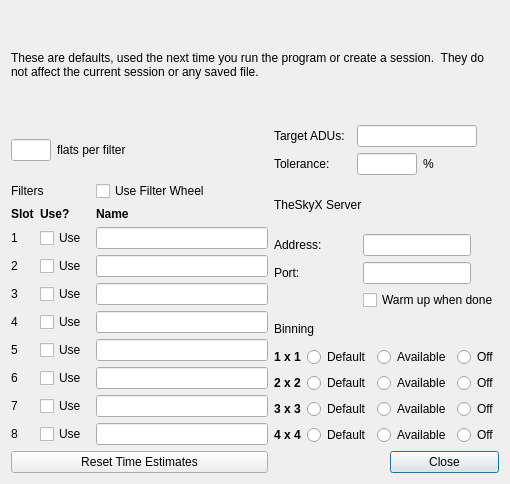
Above: PrefsWindow.ui from RMcDOttawa/FlatCaptureNow1 before the change. Below: the same form after it.
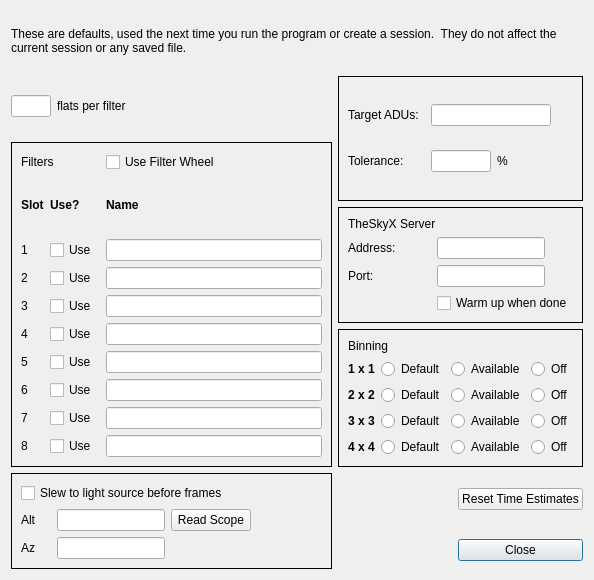
That is the form after the change.

Commit message: Finish slew-to-target feature, ready to tidy up first version

```diff
--- a/PrefsWindow.ui
+++ b/PrefsWindow.ui
@@ -6,8 +6,8 @@
    <rect>
     <x>0</x>
     <y>0</y>
-    <width>510</width>
-    <height>484</height>
+    <width>594</width>
+    <height>580</height>
    </rect>
   </property>
   <property name="sizePolicy">
@@ -34,7 +34,17 @@
   <property name="modal">
    <bool>true</bool>
   </property>
-  <layout class="QGridLayout" name="gridLayout_5">
+  <layout class="QGridLayout" name="gridLayout">
+   <item row="0" column="0" colspan="3">
+    <widget class="QLabel" name="label_25">
+     <property name="text">
+      <string>These are defaults, used the next time you run the program or create a session.  They do not affect the current session or any saved file.</string>
+     </property>
+     <property name="wordWrap">
+      <bool>true</bool>
+     </property>
+    </widget>
+   </item>
    <item row="1" column="0">
     <layout class="QHBoxLayout" name="horizontalLayout">
      <item>
@@ -65,8 +75,12 @@
      </item>
     </layout>
    </item>
-   <item row="1" column="1" colspan="2">
-    <layout class="QGridLayout" name="gridLayout_2">
+   <item row="1" column="1" rowspan="2" colspan="2">
+    <widget class="QFrame" name="frame">
+     <property name="frameShape">
+      <enum>QFrame::Box</enum>
+     </property>
+     <layout class="QGridLayout" name="ADUgrid">
      <item row="0" column="0">
       <widget class="QLabel" name="label_19">
        <property name="text">
@@ -121,9 +135,14 @@
       </widget>
      </item>
     </layout>
+    </widget>
    </item>
-   <item row="2" column="0" rowspan="2">
-    <layout class="QGridLayout" name="gridLayout_4">
+   <item row="2" column="0" rowspan="3">
+    <widget class="QFrame" name="frame">
+     <property name="frameShape">
+      <enum>QFrame::Box</enum>
+     </property>
+     <layout class="QGridLayout" name="FilterGrid">
      <item row="0" column="0" colspan="2">
       <widget class="QLabel" name="Subtitle_1">
        <property name="text">
@@ -352,16 +371,14 @@
       </widget>
      </item>
     </layout>
-   </item>
-   <item row="2" column="1" colspan="2">
-    <layout class="QGridLayout" name="gridLayout_3">
-     <item row="2" column="0">
-      <widget class="QLabel" name="label_22">
-       <property name="text">
-        <string>Port:</string>
-       </property>
-      </widget>
-     </item>
+    </widget>
+   </item>
+   <item row="3" column="1" colspan="2">
+    <widget class="QFrame" name="frame">
+     <property name="frameShape">
+      <enum>QFrame::Box</enum>
+     </property>
+     <layout class="QGridLayout" name="ServerGrid">
      <item row="3" column="1">
       <widget class="QCheckBox" name="warmWhenDone">
        <property name="text">
@@ -369,6 +386,23 @@
        </property>
       </widget>
      </item>
+      <item row="2" column="1">
+       <widget class="QLineEdit" name="portNumber">
+        <property name="sizePolicy">
+         <sizepolicy hsizetype="Fixed" vsizetype="Fixed">
+          <horstretch>0</horstretch>
+          <verstretch>0</verstretch>
+         </sizepolicy>
+        </property>
+       </widget>
+      </item>
+      <item row="2" column="0">
+       <widget class="QLabel" name="label_22">
+        <property name="text">
+         <string>Port:</string>
+        </property>
+       </widget>
+      </item>
      <item row="1" column="0">
       <widget class="QLabel" name="label_21">
        <property name="text">
@@ -376,16 +410,6 @@
        </property>
       </widget>
      </item>
-     <item row="2" column="1">
-      <widget class="QLineEdit" name="portNumber">
-       <property name="sizePolicy">
-        <sizepolicy hsizetype="Fixed" vsizetype="Fixed">
-         <horstretch>0</horstretch>
-         <verstretch>0</verstretch>
-        </sizepolicy>
-       </property>
-      </widget>
-     </item>
      <item row="0" column="0" colspan="2">
       <widget class="QLabel" name="Subtitle_2">
        <property name="text">
@@ -403,13 +427,15 @@
        </property>
       </widget>
      </item>
-     <item row="4" column="1">
-      <layout class="QVBoxLayout" name="verticalLayout"/>
-     </item>
-    </layout>
+     </layout>
+    </widget>
    </item>
-   <item row="3" column="1" colspan="2">
-    <layout class="QGridLayout" name="gridLayout">
+   <item row="4" column="1" colspan="2">
+    <widget class="QFrame" name="frame">
+     <property name="frameShape">
+      <enum>QFrame::Box</enum>
+     </property>
+     <layout class="QGridLayout" name="BinningGrid">
      <item row="1" column="0">
       <widget class="QLabel" name="label_15">
        <property name="text">
@@ -602,8 +628,9 @@
       </widget>
      </item>
     </layout>
+    </widget>
    </item>
-   <item row="4" column="0">
+   <item row="5" column="2">
     <widget class="QPushButton" name="resetEstimatesButton">
      <property name="text">
       <string>Reset Time Estimates</string>
@@ -613,23 +640,76 @@
      </property>
     </widget>
    </item>
-   <item row="4" column="2">
+   <item row="6" column="2">
     <widget class="QPushButton" name="closeButton">
      <property name="text">
       <string>Close</string>
      </property>
-    </widget>
-   </item>
-   <item row="0" column="0" colspan="3">
-    <widget class="QLabel" name="label_25">
-     <property name="text">
-      <string>These are defaults, used the next time you run the program or create a session.  They do not affect the current session or any saved file.</string>
+     <property name="autoDefault">
+      <bool>false</bool>
      </property>
-     <property name="wordWrap">
+     <property name="default">
       <bool>true</bool>
      </property>
     </widget>
    </item>
+   <item row="5" column="0" rowspan="2">
+    <widget class="QFrame" name="frame">
+     <property name="frameShape">
+      <enum>QFrame::Box</enum>
+     </property>
+     <layout class="QGridLayout" name="SlewGrid">
+      <item row="1" column="2">
+       <widget class="QPushButton" name="readScopeButton">
+        <property name="text">
+         <string>Read Scope</string>
+        </property>
+        <property name="autoDefault">
+         <bool>false</bool>
+        </property>
+       </widget>
+      </item>
+      <item row="1" column="0">
+       <widget class="QLabel" name="label_12">
+        <property name="text">
+         <string>Alt</string>
+        </property>
+       </widget>
+      </item>
+      <item row="2" column="1" alignment="Qt::AlignLeft">
+       <widget class="QLineEdit" name="sourceAz"/>
+      </item>
+      <item row="2" column="0">
+       <widget class="QLabel" name="label_13">
+        <property name="text">
+         <string>Az</string>
+        </property>
+       </widget>
+      </item>
+      <item row="1" column="1" alignment="Qt::AlignLeft">
+       <widget class="QLineEdit" name="sourceAlt">
+        <property name="alignment">
+         <set>Qt::AlignLeading|Qt::AlignLeft|Qt::AlignVCenter</set>
+        </property>
+       </widget>
+      </item>
+      <item row="0" column="0" colspan="5">
+       <widget class="QCheckBox" name="slewToSource">
+        <property name="text">
+         <string>Slew to light source before frames</string>
+        </property>
+       </widget>
+      </item>
+      <item row="2" column="2">
+       <widget class="QLabel" name="slewMessage">
+        <property name="text">
+         <string/>
+        </property>
+       </widget>
+      </item>
+     </layout>
+    </widget>
+   </item>
   </layout>
  </widget>
  <tabstops>
```
Left out of the diff: 10 changed lines with no effect on the pictures. Lines whose indentation alone changed are shown as unchanged. The commit also changes 11 other files.
